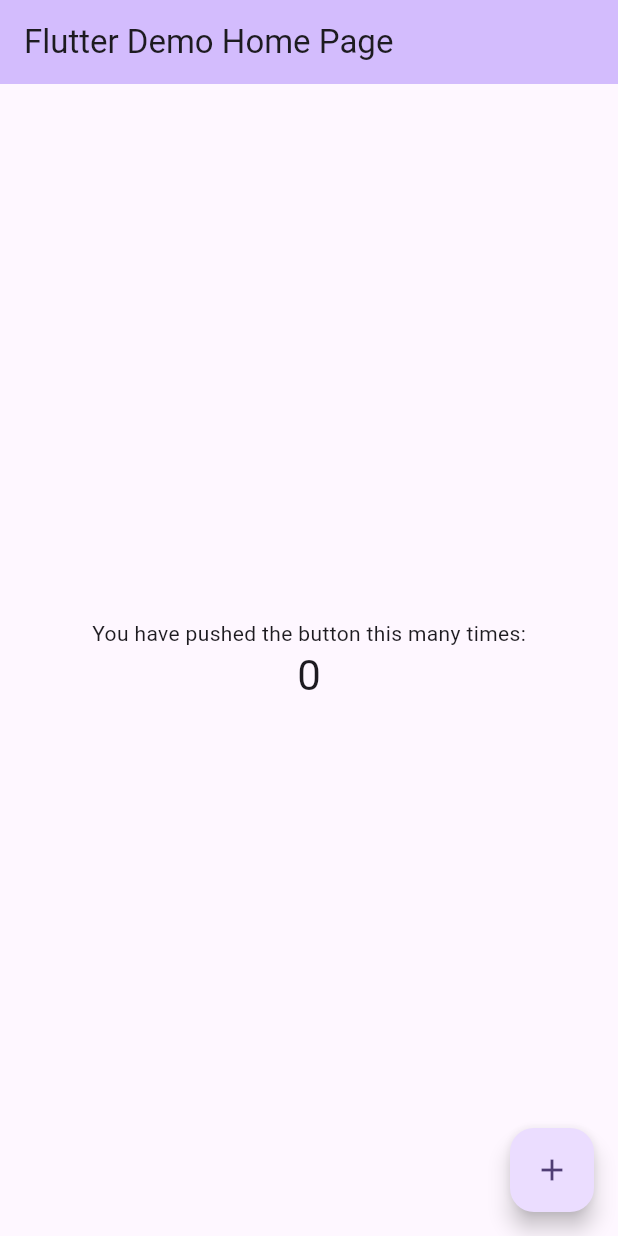
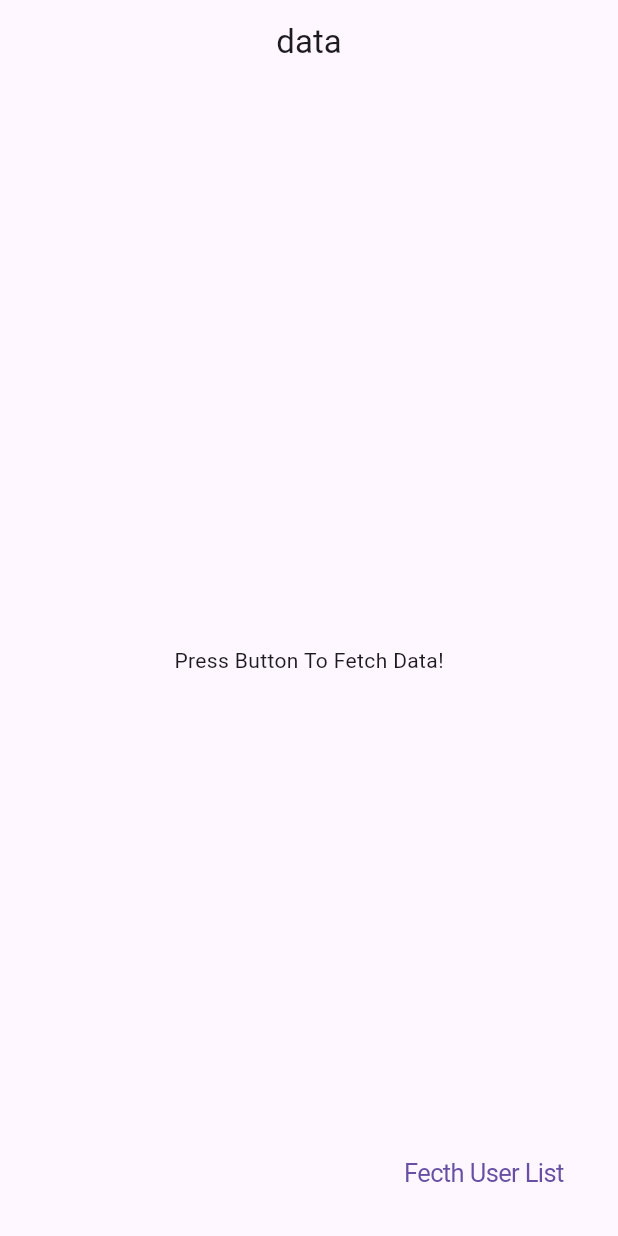
Before and after one commit to armagangok/becoming_solid_in_riverpod, a Flutter app: the screen it shows after launch, on a phone screen of 412 x 824 dp. Run offline on Flutter 3.47's test engine with Material 3 defaults, Android fonts, the light colour scheme and no system bars; our stand-ins replace dio, flutter_riverpod, freezed_annotation, retrofit; generated files the repository leaves out were written again.

Commit message:
polished and pushed

```diff
--- a/lib/main.dart
+++ b/lib/main.dart
@@ -1,125 +1,21 @@
 import 'package:flutter/material.dart';
+import 'package:flutter_riverpod/flutter_riverpod.dart';
+
+import 'page/home_page.dart';
 
 void main() {
-  runApp(const MyApp());
+  runApp(const ProviderScope(child: MyApp()));
 }
 
 class MyApp extends StatelessWidget {
   const MyApp({super.key});
 
-  // This widget is the root of your application.
   @override
   Widget build(BuildContext context) {
     return MaterialApp(
       title: 'Flutter Demo',
-      theme: ThemeData(
-        // This is the theme of your application.
-        //
-        // TRY THIS: Try running your application with "flutter run". You'll see
-        // the application has a purple toolbar. Then, without quitting the app,
-        // try changing the seedColor in the colorScheme below to Colors.green
-        // and then invoke "hot reload" (save your changes or press the "hot
-        // reload" button in a Flutter-supported IDE, or press "r" if you used
-        // the command line to start the app).
-        //
-        // Notice that the counter didn't reset back to zero; the application
-        // state is not lost during the reload. To reset the state, use hot
-        // restart instead.
-        //
-        // This works for code too, not just values: Most code changes can be
-        // tested with just a hot reload.
-        colorScheme: ColorScheme.fromSeed(seedColor: Colors.deepPurple),
-        useMaterial3: true,
-      ),
-      home: const MyHomePage(title: 'Flutter Demo Home Page'),
+      theme: ThemeData(),
+      home: const HomePage(),
     );
   }
 }
-
-class MyHomePage extends StatefulWidget {
-  const MyHomePage({super.key, required this.title});
-
-  // This widget is the home page of your application. It is stateful, meaning
-  // that it has a State object (defined below) that contains fields that affect
-  // how it looks.
-
-  // This class is the configuration for the state. It holds the values (in this
-  // case the title) provided by the parent (in this case the App widget) and
-  // used by the build method of the State. Fields in a Widget subclass are
-  // always marked "final".
-
-  final String title;
-
-  @override
-  State<MyHomePage> createState() => _MyHomePageState();
-}
-
-class _MyHomePageState extends State<MyHomePage> {
-  int _counter = 0;
-
-  void _incrementCounter() {
-    setState(() {
-      // This call to setState tells the Flutter framework that something has
-      // changed in this State, which causes it to rerun the build method below
-      // so that the display can reflect the updated values. If we changed
-      // _counter without calling setState(), then the build method would not be
-      // called again, and so nothing would appear to happen.
-      _counter++;
-    });
-  }
-
-  @override
-  Widget build(BuildContext context) {
-    // This method is rerun every time setState is called, for instance as done
-    // by the _incrementCounter method above.
-    //
-    // The Flutter framework has been optimized to make rerunning build methods
-    // fast, so that you can just rebuild anything that needs updating rather
-    // than having to individually change instances of widgets.
-    return Scaffold(
-      appBar: AppBar(
-        // TRY THIS: Try changing the color here to a specific color (to
-        // Colors.amber, perhaps?) and trigger a hot reload to see the AppBar
-        // change color while the other colors stay the same.
-        backgroundColor: Theme.of(context).colorScheme.inversePrimary,
-        // Here we take the value from the MyHomePage object that was created by
-        // the App.build method, and use it to set our appbar title.
-        title: Text(widget.title),
-      ),
-      body: Center(
-        // Center is a layout widget. It takes a single child and positions it
-        // in the middle of the parent.
-        child: Column(
-          // Column is also a layout widget. It takes a list of children and
-          // arranges them vertically. By default, it sizes itself to fit its
-          // children horizontally, and tries to be as tall as its parent.
-          //
-          // Column has various properties to control how it sizes itself and
-          // how it positions its children. Here we use mainAxisAlignment to
-          // center the children vertically; the main axis here is the vertical
-          // axis because Columns are vertical (the cross axis would be
-          // horizontal).
-          //
-          // TRY THIS: Invoke "debug painting" (choose the "Toggle Debug Paint"
-          // action in the IDE, or press "p" in the console), to see the
-          // wireframe for each widget.
-          mainAxisAlignment: MainAxisAlignment.center,
-          children: <Widget>[
-            const Text(
-              'You have pushed the button this many times:',
-            ),
-            Text(
-              '$_counter',
-              style: Theme.of(context).textTheme.headlineMedium,
-            ),
-          ],
-        ),
-      ),
-      floatingActionButton: FloatingActionButton(
-        onPressed: _incrementCounter,
-        tooltip: 'Increment',
-        child: const Icon(Icons.add),
-      ), // This trailing comma makes auto-formatting nicer for build methods.
-    );
-  }
-}
--- /dev/null
+++ b/lib/models/user_data_response/user_data_response.dart
@@ -0,0 +1,21 @@
+import 'package:becoming_solid_in_riverpod/models/support_model/support_model.dart';
+import 'package:becoming_solid_in_riverpod/models/user_model/user_model.dart';
+import 'package:freezed_annotation/freezed_annotation.dart';
+
+part 'user_data_response.freezed.dart';
+part 'user_data_response.g.dart';
+
+@freezed
+class UserDataResponse with _$UserDataResponse {
+  factory UserDataResponse(
+    final int? page,
+    final int? per_page,
+    final int? total,
+    final int? total_pages,
+    final SupportModel? support,
+    final int? url,
+    final List<UserModel?>? data,
+  ) = _UserDataResponse;
+
+  factory UserDataResponse.fromJson(Map<String, dynamic> json) => _$UserDataResponseFromJson(json);
+}
--- /dev/null
+++ b/lib/page/home_page.dart
@@ -0,0 +1,62 @@
+import 'package:flutter/cupertino.dart';
+import 'package:flutter/material.dart';
+import 'package:flutter_riverpod/flutter_riverpod.dart';
+
+import '../providers/user_data_provider.dart';
+import '../providers/user_data_state.dart';
+
+class HomePage extends ConsumerStatefulWidget {
+  const HomePage({super.key});
+
+  @override
+  ConsumerState<ConsumerStatefulWidget> createState() => _HomePageState();
+}
+
+class _HomePageState extends ConsumerState<HomePage> {
+  @override
+  Widget build(BuildContext context) {
+    return Consumer(builder: (context, ref, widget) {
+      final state = ref.watch(userDataProvider);
+
+      return Scaffold(
+        floatingActionButton: CupertinoButton(
+          child: const Text("Fecth User List"),
+          onPressed: () {
+            ref.read(userDataProvider.notifier).requestUserData();
+          },
+        ),
+        appBar: _appBar(),
+        body: Builder(builder: (context) {
+          return switch (state.runtimeType) {
+            UserDataInitial => const Center(
+                child: Text("Press Button To Fetch Data!"),
+              ),
+            UserDataLoading => _loadingWidget(),
+            UserDataSuccess => ListView.builder(
+                itemCount: (state as UserDataSuccess).userDataResponse?.data?.length,
+                itemBuilder: (context, index) {
+                  return ListTile(
+                    leading: const CircleAvatar(),
+                    title: Text('${state.userDataResponse?.data?[index]?.first_name} ${state.userDataResponse?.data?[index]?.last_name}'),
+                    subtitle: Text('${state.userDataResponse?.data?[index]?.email}'),
+                    trailing: Text('${state.userDataResponse?.data?[index]?.id}'),
+                  );
+                },
+              ),
+            UserDataFailure => const Center(),
+            Type() => const Center(),
+          };
+        }),
+      );
+    });
+  }
+
+  Center _loadingWidget() => const Center(child: CupertinoActivityIndicator());
+
+  AppBar _appBar() {
+    return AppBar(
+      centerTitle: true,
+      title: const Text("data"),
+    );
+  }
+}
--- /dev/null
+++ b/lib/providers/user_data_state.dart
@@ -0,0 +1,22 @@
+import '../models/user_data_response/user_data_response.dart';
+
+abstract class UserDataState {}
+
+class UserDataInitial extends UserDataState {}
+
+class UserDataLoading extends UserDataState {}
+
+class UserDataFailure extends UserDataState {
+  UserDataFailure({
+    required this.message,
+  });
+  final String message;
+}
+
+class UserDataSuccess extends UserDataState {
+  UserDataSuccess({
+    this.userDataResponse,
+  });
+
+  final UserDataResponse? userDataResponse;
+}
```
Also changed, not shown: lib/models/support_model/support_model.dart (added, +21 -0 lines), lib/models/user_model/user_model.dart (added, +17 -0 lines), lib/providers/user_data_provider.dart (added, +24 -0 lines), lib/services/services.dart (added, +14 -0 lines), pubspec.yaml (+11 -0 lines), lib/models/support_model/support_model.freezed.dart (added), lib/models/support_model/support_model.g.dart (added), lib/models/user_data_response/user_data_response.freezed.dart (added), lib/models/user_data_response/user_data_response.g.dart (added), lib/models/user_model/user_model.freezed.dart (added), lib/models/user_model/user_model.g.dart (added), lib/services/services.g.dart (added), pubspec.lock, 1 other file.
